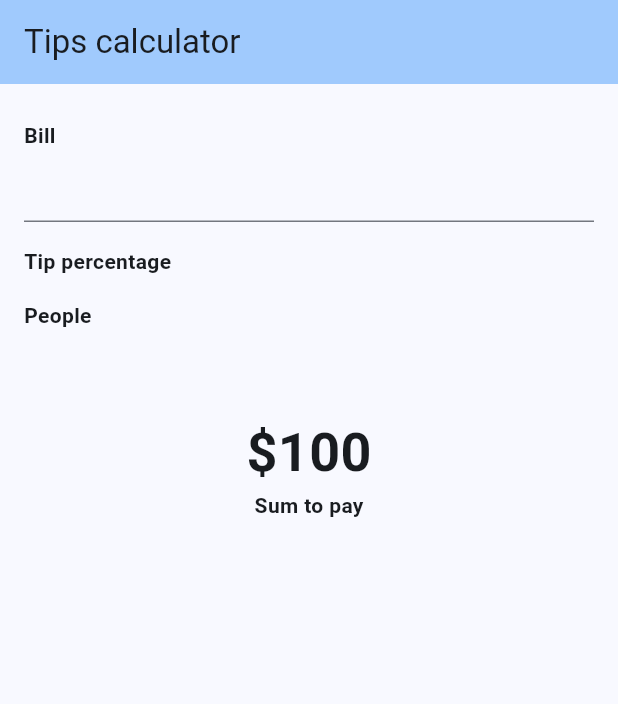
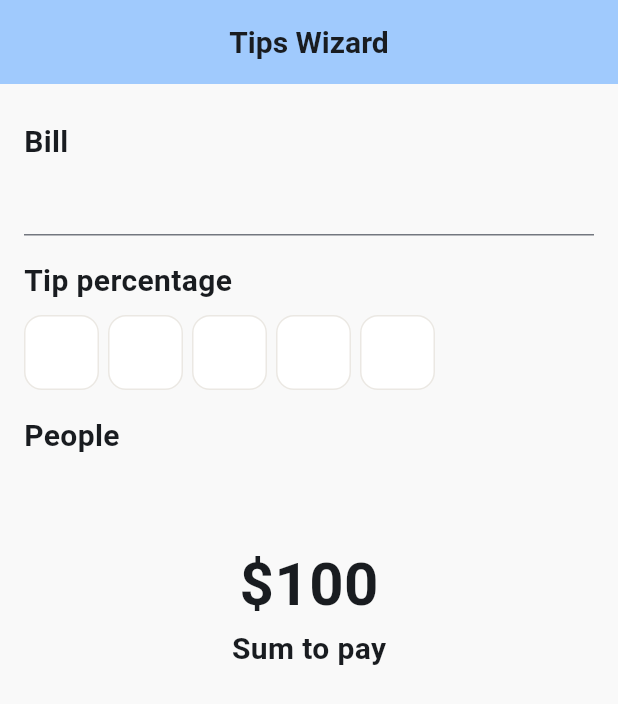
Before and after one commit to fedosovmu/tipwizard, a Flutter app: the screen it shows after launch, on a phone screen of 412 x 824 dp. Shown: the top 704 px of the screen. Run offline on Flutter 3.47's test engine with Material 3 defaults, Android fonts, the light colour scheme and no system bars.

Commit message:
Continue make app

```diff
--- /dev/null
+++ b/lib/features/common/my_button.dart
@@ -0,0 +1,32 @@
+import 'package:flutter/material.dart';
+import 'package:tipwizard/features/common/my_colors.dart';
+import 'package:tipwizard/features/common/my_pressable_builder.dart';
+
+class MyButton extends StatelessWidget {
+  final VoidCallback onTap;
+
+  const MyButton({
+    required this.onTap,
+    super.key,
+  });
+
+  @override
+  Widget build(BuildContext context) {
+    return MyPressableBuilder(
+      onTap: onTap,
+      builder: (context, pressed) {
+        return Container(
+          width: 50,
+          height: 50,
+          decoration: BoxDecoration(
+            borderRadius: BorderRadius.circular(12),
+            border: Border.all(
+              color: MyColors.grey200,
+            ),
+            color: MyColors.white,
+          ),
+        );
+      },
+    );
+  }
+}
--- /dev/null
+++ b/lib/features/common/my_colors.dart
@@ -0,0 +1,15 @@
+import 'package:flutter/material.dart';
+
+class MyColors {
+  MyColors._();
+
+  static const white = Colors.white;
+  static const black = Colors.black;
+
+  static  const background = Color(0xFFF9F9F9);
+
+  static const grey200 = Color(0xFFEBE8E3);
+
+  static const blue100 = Color(0xFF);
+  static const blue400 = Color(0xFF);
+}
--- a/lib/features/home_page/ui/my_fonts.dart
+++ b/lib/features/common/my_fonts.dart
@@ -9,12 +9,12 @@ class MyFonts {
   MyFonts._();
 
   static const h1 = TextStyle(
-    fontSize: 36,
+    fontSize: 40,
     fontWeight: FontWeight.w600,
   );
 
   static const h3 = TextStyle(
-    fontSize: 14,
+    fontSize: 20,
     fontWeight: FontWeight.w600,
   );
 }
--- /dev/null
+++ b/lib/features/common/my_pressable_builder.dart
@@ -0,0 +1,38 @@
+import 'package:flutter/material.dart';
+
+class MyPressableBuilder extends StatefulWidget {
+  final VoidCallback onTap;
+  final bool enabled;
+  final Widget Function(BuildContext context, bool isPressed) builder;
+
+  const MyPressableBuilder({
+    required this.onTap,
+    this.enabled = true,
+    required this.builder,
+    super.key,
+  });
+
+  @override
+  State<MyPressableBuilder> createState() => _MyPressableBuilderState();
+}
+
+class _MyPressableBuilderState extends State<MyPressableBuilder> {
+  bool _isPressed = false;
+
+  void _setPressed(bool value) {
+    setState(() {
+      _isPressed = value;
+    });
+  }
+
+  @override
+  Widget build(BuildContext context) {
+    return GestureDetector(
+      onTap: widget.enabled ? widget.onTap : null,
+      onTapDown: (_) => _setPressed(true),
+      onTapCancel: () => _setPressed(false),
+      onTapUp: (_) => _setPressed(false),
+      child: widget.builder(context, _isPressed && widget.enabled),
+    );
+  }
+}
--- a/lib/features/home_page/home_page.dart
+++ b/lib/features/home_page/home_page.dart
@@ -1,7 +1,9 @@
 import 'package:flutter/material.dart';
 import 'package:flutter/services.dart';
-import 'package:tipwizard/features/home_page/ui/my_fonts.dart';
+import 'package:tipwizard/features/common/my_button.dart';
+import 'package:tipwizard/features/common/my_fonts.dart';
 import 'package:tipwizard/features/home_page/ui/my_input.dart';
+import 'package:tipwizard/features/tip_buttons/tip_buttons.dart';
 
 class HomePage extends StatelessWidget {
   const HomePage({super.key});
@@ -12,8 +14,10 @@ class HomePage extends StatelessWidget {
       appBar: AppBar(
         backgroundColor: Theme.of(context).colorScheme.inversePrimary,
         title: const Text(
-          'Tips calculator',
+          'Tips Wizard',
+          style: MyFonts.h3,
         ),
+        centerTitle: true,
       ),
       body: SizedBox.expand(
         child: Padding(
@@ -35,6 +39,8 @@ class HomePage extends StatelessWidget {
                 'Tip percentage',
                 style: MyFonts.h3,
               ),
+              SizedBox(height: 8),
+              TipButtons(),
               SizedBox(height: 16),
               const Text(
                 'People',
--- /dev/null
+++ b/lib/features/tip_buttons/tip_buttons.dart
@@ -0,0 +1,33 @@
+import 'package:flutter/material.dart';
+import 'package:tipwizard/features/common/my_button.dart';
+
+class TipButtons extends StatelessWidget {
+  const TipButtons({super.key});
+
+  @override
+  Widget build(BuildContext context) {
+    return Row(
+      children: [
+        MyButton(
+          onTap: () {},
+        ),
+        const SizedBox(width: 6),
+        MyButton(
+          onTap: () {},
+        ),
+        const SizedBox(width: 6),
+        MyButton(
+          onTap: () {},
+        ),
+        const SizedBox(width: 6),
+        MyButton(
+          onTap: () {},
+        ),
+        const SizedBox(width: 6),
+        MyButton(
+          onTap: () {},
+        ),
+      ],
+    );
+  }
+}
--- a/lib/main.dart
+++ b/lib/main.dart
@@ -1,4 +1,5 @@
 import 'package:flutter/material.dart';
+import 'package:tipwizard/features/common/my_colors.dart';
 import 'package:tipwizard/features/home_page/home_page.dart';
 
 void main() {
@@ -13,9 +14,13 @@ class MyApp extends StatelessWidget {
     return MaterialApp(
       title: 'Flutter Demo',
       theme: ThemeData(
-        colorScheme: ColorScheme.fromSeed(seedColor: Colors.blue),
+        colorScheme: ColorScheme.fromSeed(
+          seedColor: Colors.blue,
+        ),
         useMaterial3: true,
+        scaffoldBackgroundColor: MyColors.background,
       ),
+      debugShowCheckedModeBanner: false,
       home: const HomePage(),
     );
   }
```
Also changed, not shown: pubspec.yaml (+0 -69 lines).
